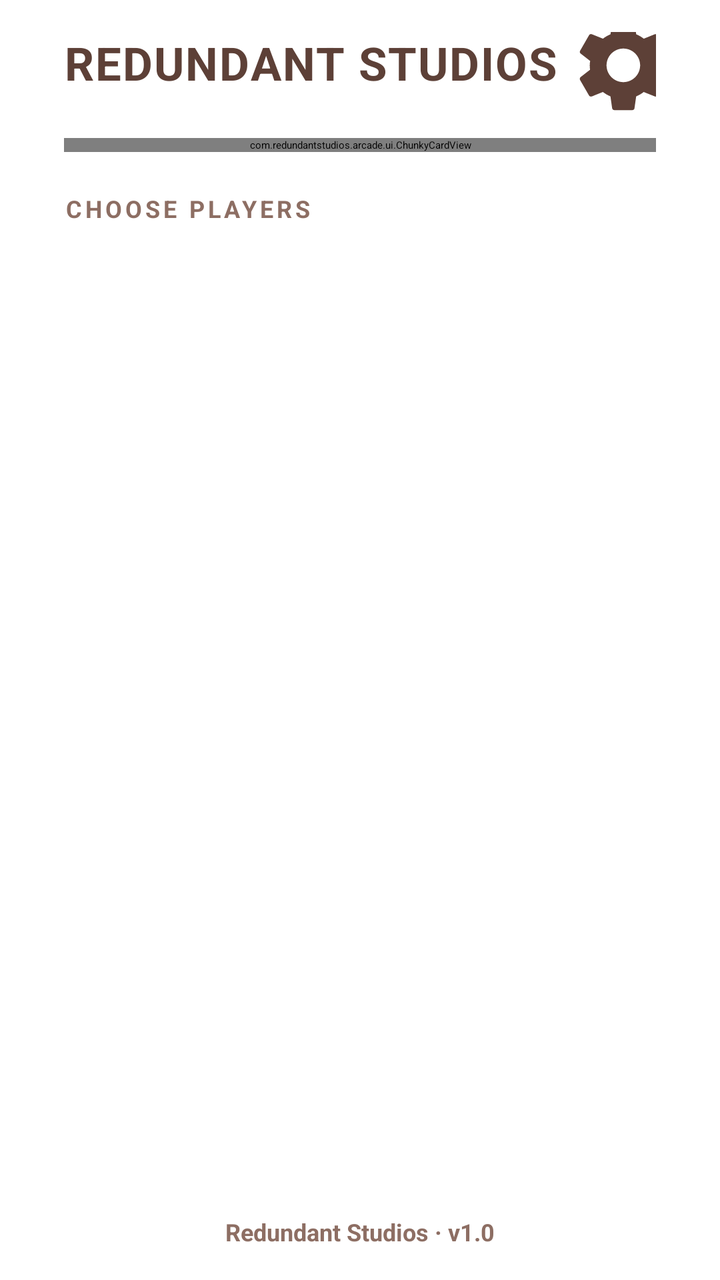
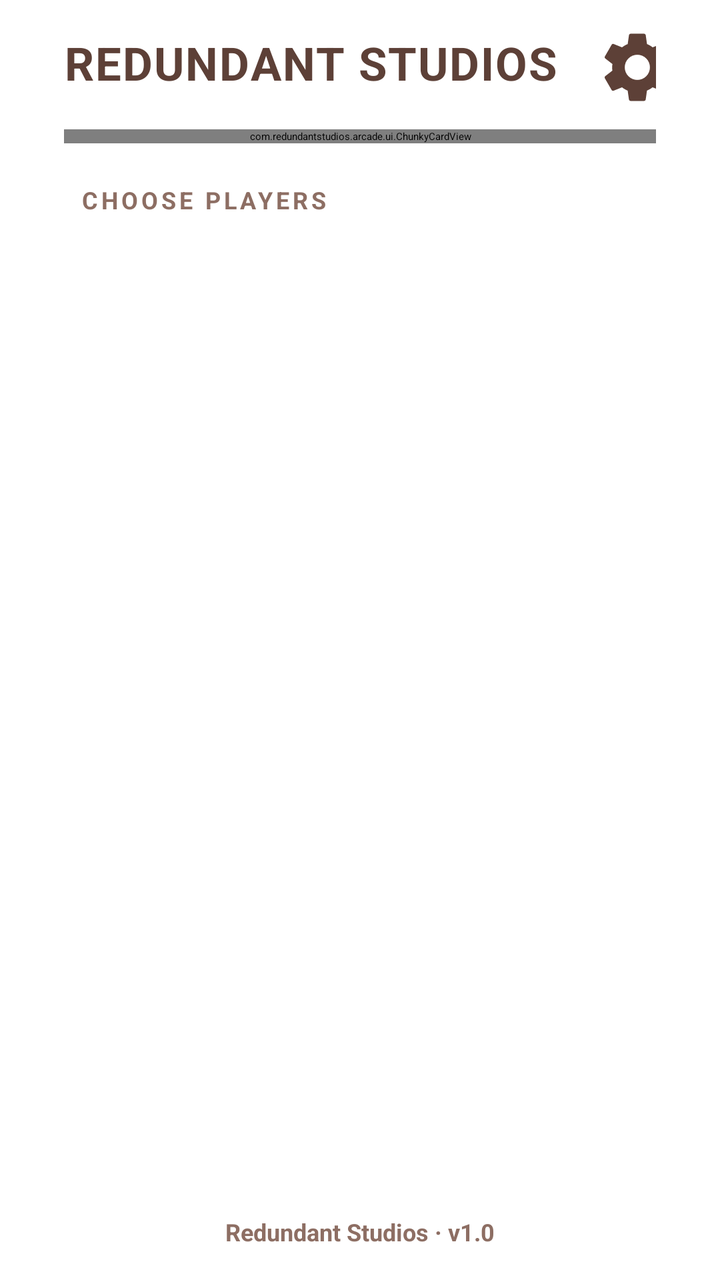

Before-and-after screenshots of an Android layout around one commit, followed by the original layout XML and the change that was made.
<!-- AndroidManifest.xml: application theme Theme.App.Starting -->
<!-- res/layout/activity_main.xml -->
<?xml version="1.0" encoding="utf-8"?>

<androidx.constraintlayout.widget.ConstraintLayout xmlns:android="http://schemas.android.com/apk/res/android"
    xmlns:app="http://schemas.android.com/apk/res-auto"
    android:layout_width="match_parent"
    android:layout_height="match_parent"
    android:paddingStart="@dimen/screen_margin"
    android:paddingEnd="@dimen/screen_margin"
    android:paddingTop="@dimen/standard_spacing"
    android:paddingBottom="@dimen/standard_spacing">

    
    <androidx.appcompat.widget.AppCompatTextView
        android:id="@+id/brandTitle"
        android:layout_width="0dp"
        android:layout_height="wrap_content"
        android:letterSpacing="0.03"
        android:maxLines="1"
        android:shadowColor="#33FFFFFF"
        android:shadowDx="0"
        android:shadowDy="3"
        android:shadowRadius="0"
        android:text="@string/app_title"
        android:textAllCaps="true"
        android:textColor="@color/studio_on_background"
        android:textSize="26sp"
        android:textStyle="bold"
        app:autoSizeMaxTextSize="26sp"
        app:autoSizeMinTextSize="14sp"
        app:autoSizeStepGranularity="1sp"
        app:autoSizeTextType="uniform"
        app:layout_constraintEnd_toStartOf="@id/btnSettings"
        app:layout_constraintStart_toStartOf="parent"
        app:layout_constraintTop_toTopOf="parent" />

    <ImageButton
        android:id="@+id/btnSettings"
        android:layout_width="56dp"
        android:layout_height="56dp"
        android:layout_marginTop="-12dp"
        android:layout_marginEnd="-12dp"
        android:background="?attr/selectableItemBackgroundBorderless"
        android:contentDescription="@string/settings"
        android:scaleType="fitCenter"
        android:src="@drawable/ic_settings_gear"
        app:layout_constraintEnd_toEndOf="parent"
        app:layout_constraintTop_toTopOf="parent" />

    
    <com.redundantstudios.arcade.ui.ChunkyCardView
        android:id="@+id/allGamesCard"
        android:layout_width="0dp"
        android:layout_height="wrap_content"
        android:layout_marginTop="18dp"
        android:clickable="true"
        android:focusable="true"
        app:ccBorderColor="@color/brand_cta_border"
        app:ccBorderWidth="3.5dp"
        app:ccColor="@color/brand_cta_fill"
        app:ccCornerRadius="20dp"
        app:ccShadowColor="@color/brand_cta_shadow"
        app:ccShadowOffset="5dp"
        app:layout_constraintEnd_toEndOf="parent"
        app:layout_constraintStart_toStartOf="parent"
        app:layout_constraintTop_toBottomOf="@id/brandTitle">

        <androidx.constraintlayout.widget.ConstraintLayout
            android:layout_width="match_parent"
            android:layout_height="wrap_content"
            android:paddingStart="18dp"
            android:paddingTop="14dp"
            android:paddingEnd="14dp"
            android:paddingBottom="14dp">

            <TextView
                android:id="@+id/allGamesTitle"
                android:layout_width="wrap_content"
                android:layout_height="wrap_content"
                android:letterSpacing="0.05"
                android:shadowColor="#401B5E20"
                android:shadowDx="0"
                android:shadowDy="2"
                android:shadowRadius="1"
                android:text="@string/all_games"
                android:textAllCaps="true"
                android:textColor="@color/brand_cta_text"
                android:textSize="19sp"
                android:textStyle="bold"
                app:layout_constraintStart_toStartOf="parent"
                app:layout_constraintTop_toTopOf="parent" />

            <TextView
                android:id="@+id/allGamesSubtitle"
                android:layout_width="0dp"
                android:layout_height="wrap_content"
                android:layout_marginTop="1dp"
                android:layout_marginEnd="10dp"
                android:alpha="0.85"
                android:ellipsize="end"
                android:letterSpacing="0.08"
                android:maxLines="1"
                android:text="@string/all_games_hint"
                android:textAllCaps="true"
                android:textColor="@color/brand_cta_text"
                android:textSize="11sp"
                android:textStyle="bold"
                app:layout_constraintEnd_toStartOf="@id/allGamesChevron"
                app:layout_constraintStart_toStartOf="parent"
                app:layout_constraintTop_toBottomOf="@id/allGamesTitle" />

            <ImageView
                android:id="@+id/allGamesChevron"
                android:layout_width="28dp"
                android:layout_height="28dp"
                android:contentDescription="@null"
                android:src="@drawable/ic_chevron_right"
                app:layout_constraintBottom_toBottomOf="parent"
                app:layout_constraintEnd_toEndOf="parent"
                app:layout_constraintTop_toTopOf="parent" />

        </androidx.constraintlayout.widget.ConstraintLayout>
    </com.redundantstudios.arcade.ui.ChunkyCardView>

    <androidx.core.widget.NestedScrollView
        android:id="@+id/homeScroll"
        android:layout_width="0dp"
        android:layout_height="0dp"
        android:layout_marginTop="4dp"
        android:clipToPadding="false"
        android:fillViewport="true"
        android:scrollbars="none"
        app:layout_constraintBottom_toTopOf="@id/footer"
        app:layout_constraintEnd_toEndOf="parent"
        app:layout_constraintStart_toStartOf="parent"
        app:layout_constraintTop_toBottomOf="@id/allGamesCard">

        
        <LinearLayout
            android:layout_width="match_parent"
            android:layout_height="wrap_content"
            android:orientation="vertical">

            <TextView
                style="@style/SectionLabel"
                android:layout_marginTop="16dp"
                android:text="@string/section_choose_players" />

            <androidx.recyclerview.widget.RecyclerView
                android:id="@+id/modeRecyclerView"
                android:layout_width="match_parent"
                android:layout_height="wrap_content"
                android:clipToPadding="false"
                android:nestedScrollingEnabled="false"
                app:layoutManager="androidx.recyclerview.widget.GridLayoutManager"
                app:spanCount="2" />

            <LinearLayout
                android:id="@+id/emptyState"
                android:layout_width="match_parent"
                android:layout_height="wrap_content"
                android:layout_marginTop="24dp"
                android:gravity="center"
                android:orientation="vertical"
                android:visibility="gone">

                <TextView
                    android:layout_width="wrap_content"
                    android:layout_height="wrap_content"
                    android:letterSpacing="0.1"
                    android:text="@string/no_games_installed"
                    android:textColor="@color/studio_on_background"
                    android:textSize="18sp"
                    android:textStyle="bold" />

                <TextView
                    android:layout_width="wrap_content"
                    android:layout_height="wrap_content"
                    android:layout_marginTop="8dp"
                    android:text="@string/no_games_hint"
                    android:textColor="@color/studio_border"
                    android:textSize="13sp" />
            </LinearLayout>

        </LinearLayout>
    </androidx.core.widget.NestedScrollView>

    <TextView
        android:id="@+id/footer"
        android:layout_width="0dp"
        android:layout_height="wrap_content"
        android:layout_marginTop="10dp"
        android:gravity="center"
        android:text="@string/footer_brand"
        android:textColor="@color/studio_border"
        android:textSize="12sp"
        android:textStyle="bold"
        app:layout_constraintBottom_toBottomOf="parent"
        app:layout_constraintEnd_toEndOf="parent"
        app:layout_constraintStart_toStartOf="parent" />

</androidx.constraintlayout.widget.ConstraintLayout>
<!-- resources referenced by this layout -->
<resources>
  <color name="brand_cta_border">#2E7D32</color>
  <color name="brand_cta_fill">#43A047</color>
  <color name="brand_cta_shadow">#1B5E20</color>
  <color name="brand_cta_text">#FFFFFF</color>
  <color name="studio_border">#8D6E63</color>
  <color name="studio_on_background">#5D4037</color>
  <dimen name="screen_margin">32dp</dimen>
  <dimen name="standard_spacing">16dp</dimen>
  <!-- drawable ic_chevron_right (drawable) -->
  <?xml version="1.0" encoding="utf-8"?>
  
  <vector xmlns:android="http://schemas.android.com/apk/res/android"
      android:width="24dp"
      android:height="24dp"
      android:viewportWidth="24"
      android:viewportHeight="24">
      
      <path
          android:fillColor="@color/brand_cta_text"
          android:pathData="M9.29,6.71c-0.39,0.39 -0.39,1.02 0,1.41L13.17,12l-3.88,3.88c-0.39,0.39 -0.39,1.02 0,1.41 0.39,0.39 1.02,0.39 1.41,0l4.59,-4.59c0.39,-0.39 0.39,-1.02 0,-1.41L10.7,6.7c-0.38,-0.38 -1.02,-0.38 -1.41,0.01z" />
  </vector>
  <!-- drawable ic_settings_gear (drawable) -->
  <?xml version="1.0" encoding="utf-8"?>
  
  <vector xmlns:android="http://schemas.android.com/apk/res/android"
      android:width="34dp"
      android:height="34dp"
      android:viewportWidth="24"
      android:viewportHeight="24">
      
      <path
          android:fillColor="@color/studio_on_background"
          android:pathData="M19.14,12.94c0.04,-0.3 0.06,-0.61 0.06,-0.94c0,-0.32 -0.02,-0.64 -0.07,-0.94l2.03,-1.58c0.18,-0.14 0.23,-0.41 0.12,-0.61l-1.92,-3.32c-0.12,-0.22 -0.37,-0.29 -0.59,-0.22l-2.39,0.96c-0.5,-0.38 -1.03,-0.7 -1.62,-0.94L14.4,2.81c-0.04,-0.24 -0.24,-0.41 -0.48,-0.41h-3.84c-0.24,0 -0.43,0.17 -0.47,0.41L9.25,5.35C8.66,5.59 8.12,5.92 7.63,6.29L5.24,5.33c-0.22,-0.08 -0.47,0 -0.59,0.22L2.74,8.87C2.62,9.08 2.66,9.34 2.86,9.48l2.03,1.58C4.84,11.36 4.8,11.69 4.8,12s0.02,0.64 0.07,0.94l-2.03,1.58c-0.18,0.14 -0.23,0.41 -0.12,0.61l1.92,3.32c0.12,0.22 0.37,0.29 0.59,0.22l2.39,-0.96c0.5,0.38 1.03,0.7 1.62,0.94l0.36,2.54c0.05,0.24 0.24,0.41 0.48,0.41h3.84c0.24,0 0.44,-0.17 0.47,-0.41l0.36,-2.54c0.59,-0.24 1.13,-0.56 1.62,-0.94l2.39,0.96c0.22,0.08 0.47,0 0.59,-0.22l1.92,-3.32c0.12,-0.22 0.07,-0.47 -0.12,-0.61L19.14,12.94zM12,15.6c-1.98,0 -3.6,-1.62 -3.6,-3.6s1.62,-3.6 3.6,-3.6s3.6,1.62 3.6,3.6S13.98,15.6 12,15.6z"/>
  </vector>
  <string name="all_games">All Games</string>
  <string name="all_games_hint">Browse every title</string>
  <string name="app_title">Redundant Studios</string>
  <string name="footer_brand">Redundant Studios · v1.0</string>
  <string name="no_games_hint">Check back soon!</string>
  <string name="no_games_installed">No games installed</string>
  <string name="section_choose_players">Choose players</string>
  <string name="settings">Settings</string>
  <style name="SectionLabel">
          <item name="android:layout_width">wrap_content</item>
          <item name="android:layout_height">wrap_content</item>
          <item name="android:textColor">@color/studio_border</item>
          <item name="android:textSize">12sp</item>
          <item name="android:textStyle">bold</item>
          <item name="android:textAllCaps">true</item>
          <item name="android:letterSpacing">0.14</item>
          <item name="android:layout_marginTop">6dp</item>
          <item name="android:layout_marginBottom">10dp</item>
      </style>
  <style name="Theme.App.Starting" parent="Theme.SplashScreen">
          <item name="windowSplashScreenBackground">@color/black</item>
          <item name="windowSplashScreenAnimatedIcon">@drawable/splash_logo</item>
          <item name="postSplashScreenTheme">@style/Theme.Shell</item>
      </style>
  <color name="black">#FF000000</color>
  <color name="studio_ink">#5D4037</color>
  <color name="white">#FFFFFFFF</color>
  <color name="studio_accent">#FF9800</color>
  <color name="studio_primary">#4CAF50</color>
  <color name="studio_background">#FDF5E6</color>
  <!-- unchanged entries left out for length: 2 -->
</resources>

<!-- the commit's change to res/layout/activity_main.xml (unified diff, before → after) -->
@@ -1,5 +1,4 @@
 <?xml version="1.0" encoding="utf-8"?>
-
 <androidx.constraintlayout.widget.ConstraintLayout xmlns:android="http://schemas.android.com/apk/res/android"
     xmlns:app="http://schemas.android.com/apk/res-auto"
     android:layout_width="match_parent"
@@ -23,9 +22,9 @@
         android:text="@string/app_title"
         android:textAllCaps="true"
         android:textColor="@color/studio_on_background"
-        android:textSize="26sp"
+        android:textSize="23sp"
         android:textStyle="bold"
-        app:autoSizeMaxTextSize="26sp"
+        app:autoSizeMaxTextSize="23sp"
         app:autoSizeMinTextSize="14sp"
         app:autoSizeStepGranularity="1sp"
         app:autoSizeTextType="uniform"
@@ -35,9 +34,9 @@
 
     <ImageButton
         android:id="@+id/btnSettings"
-        android:layout_width="56dp"
-        android:layout_height="56dp"
-        android:layout_marginTop="-12dp"
+        android:layout_width="42dp"
+        android:layout_height="42dp"
+        android:layout_marginTop="-4dp"
         android:layout_marginEnd="-12dp"
         android:background="?attr/selectableItemBackgroundBorderless"
         android:contentDescription="@string/settings"
<!-- resource entries referenced after the edit -->
@@ -23,10 +23,9 @@
   </vector>
   <!-- drawable ic_settings_gear (drawable) -->
   <?xml version="1.0" encoding="utf-8"?>
-  
   <vector xmlns:android="http://schemas.android.com/apk/res/android"
-      android:width="34dp"
-      android:height="34dp"
+      android:width="26dp"
+      android:height="26dp"
       android:viewportWidth="24"
       android:viewportHeight="24">
       
@@ -44,6 +43,7 @@
   <string name="settings">Settings</string>
   <style name="SectionLabel">
           <item name="android:layout_width">wrap_content</item>
+          <item name="android:paddingStart">8dp</item>
           <item name="android:layout_height">wrap_content</item>
           <item name="android:textColor">@color/studio_border</item>
           <item name="android:textSize">12sp</item>
